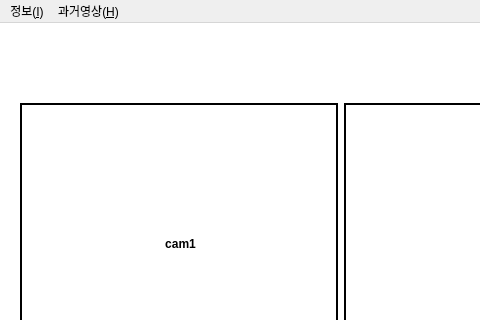
Above: DB_USE_UI_MAKING/PythonApplication7/0625_DBUI.ui from 2Bbear/Bit27_JoyRoom before the change; both pictures show x 0 to 480 and y 0 to 320 of the 1079 by 733 pixel window. Below: the same form after it.
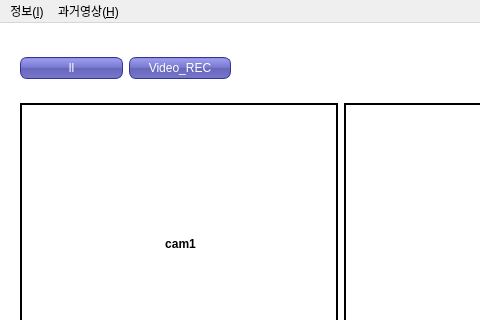
That is the form after the change.

```diff
--- a/DB_USE_UI_MAKING/PythonApplication7/0625_DBUI.ui
+++ b/DB_USE_UI_MAKING/PythonApplication7/0625_DBUI.ui
@@ -209,6 +209,45 @@
      </item>
     </layout>
    </widget>
+   <widget class="QWidget" name="horizontalLayoutWidget">
+    <property name="geometry">
+     <rect>
+      <x>20</x>
+      <y>30</y>
+      <width>211</width>
+      <height>31</height>
+     </rect>
+    </property>
+    <layout class="QHBoxLayout" name="horizontalLayout">
+     <item>
+      <widget class="QPushButton" name="cam1stop">
+       <property name="text">
+        <string>ll</string>
+       </property>
+      </widget>
+     </item>
+     <item>
+      <widget class="QPushButton" name="recstart">
+       <property name="text">
+        <string>Video_REC</string>
+       </property>
+      </widget>
+     </item>
+    </layout>
+   </widget>
+   <widget class="QLabel" name="rectimer">
+    <property name="geometry">
+     <rect>
+      <x>250</x>
+      <y>40</y>
+      <width>64</width>
+      <height>15</height>
+     </rect>
+    </property>
+    <property name="text">
+     <string/>
+    </property>
+   </widget>
   </widget>
   <widget class="QMenuBar" name="menubar">
    <property name="geometry">
```
Left out of the diff: 12 changed lines with no effect on the pictures.
